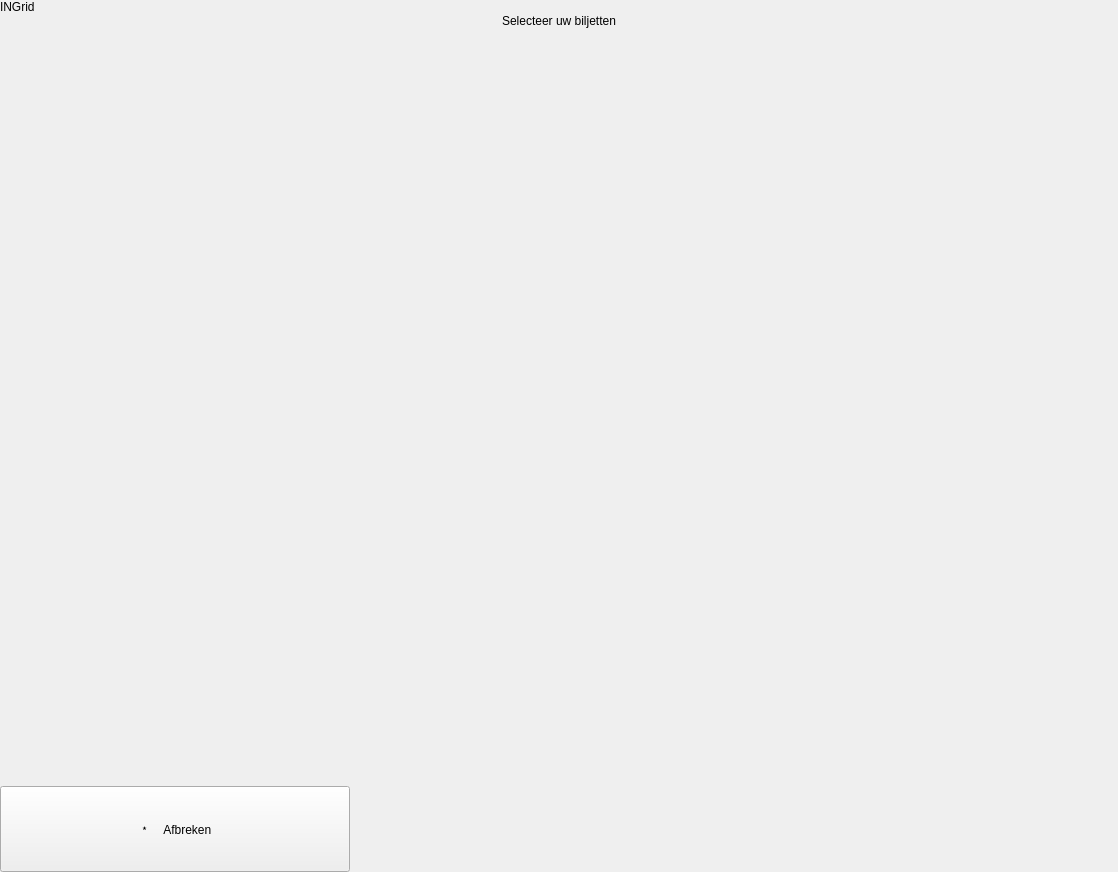
The window that ui/main.ui (Herbankers/hb-GUI) describes before a commit, drawn with Qt 5.
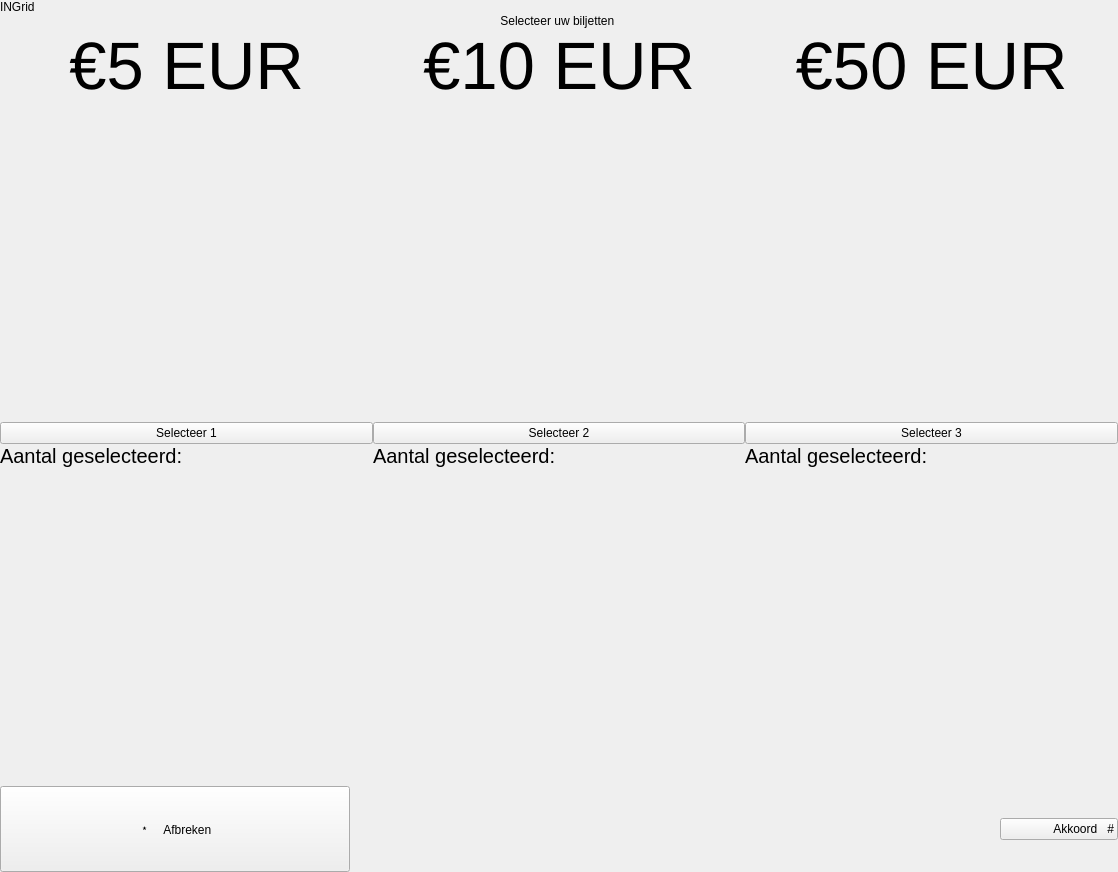
The same window after the commit. The open tabs and pages were chosen to show the change. Icons and pictures are not drawn.

Commit message: Added static bill selection page

Diff of the .ui file:
```diff
--- a/ui/main.ui
+++ b/ui/main.ui
@@ -1213,7 +1213,7 @@
            </size>
           </property>
           <property name="text">
-           <string>Selecteer uw biljetten</string>
+           <string>Selecteer uw biljetten </string>
           </property>
           <property name="alignment">
            <set>Qt::AlignCenter</set>
@@ -1221,17 +1221,154 @@
          </widget>
         </item>
         <item>
-         <spacer name="verticalSpacer_25">
-          <property name="orientation">
-           <enum>Qt::Vertical</enum>
-          </property>
-          <property name="sizeHint" stdset="0">
-           <size>
-            <width>20</width>
-            <height>40</height>
-           </size>
-          </property>
-         </spacer>
+         <layout class="QGridLayout" name="gridLayout">
+          <item row="0" column="2">
+           <widget class="QLabel" name="fifthyEuroText">
+            <property name="font">
+             <font>
+              <family>Helvetica Neue</family>
+              <pointsize>50</pointsize>
+              <weight>25</weight>
+              <bold>false</bold>
+             </font>
+            </property>
+            <property name="text">
+             <string>€50 EUR</string>
+            </property>
+            <property name="alignment">
+             <set>Qt::AlignCenter</set>
+            </property>
+           </widget>
+          </item>
+          <item row="3" column="1">
+           <widget class="QPushButton" name="selectTenBill">
+            <property name="text">
+             <string>Selecteer 2</string>
+            </property>
+           </widget>
+          </item>
+          <item row="4" column="1">
+           <widget class="QLabel" name="label_3">
+            <property name="font">
+             <font>
+              <family>Helvetica Neue</family>
+              <pointsize>15</pointsize>
+              <weight>25</weight>
+              <bold>false</bold>
+             </font>
+            </property>
+            <property name="text">
+             <string>Aantal geselecteerd: </string>
+            </property>
+           </widget>
+          </item>
+          <item row="4" column="0">
+           <widget class="QLabel" name="label_2">
+            <property name="font">
+             <font>
+              <family>Helvetica Neue</family>
+              <pointsize>15</pointsize>
+              <weight>25</weight>
+              <bold>false</bold>
+             </font>
+            </property>
+            <property name="text">
+             <string>Aantal geselecteerd:</string>
+            </property>
+           </widget>
+          </item>
+          <item row="0" column="1">
+           <widget class="QLabel" name="tenEuroText">
+            <property name="font">
+             <font>
+              <family>Helvetica Neue</family>
+              <pointsize>50</pointsize>
+              <weight>25</weight>
+              <bold>false</bold>
+             </font>
+            </property>
+            <property name="text">
+             <string>€10 EUR</string>
+            </property>
+            <property name="alignment">
+             <set>Qt::AlignCenter</set>
+            </property>
+           </widget>
+          </item>
+          <item row="3" column="0">
+           <widget class="QPushButton" name="selectFiveBill">
+            <property name="text">
+             <string>Selecteer 1</string>
+            </property>
+           </widget>
+          </item>
+          <item row="4" column="2">
+           <widget class="QLabel" name="label_4">
+            <property name="font">
+             <font>
+              <family>Helvetica Neue</family>
+              <pointsize>15</pointsize>
+              <weight>25</weight>
+              <bold>false</bold>
+             </font>
+            </property>
+            <property name="text">
+             <string>Aantal geselecteerd:</string>
+            </property>
+           </widget>
+          </item>
+          <item row="0" column="0">
+           <widget class="QLabel" name="fiveEuroText">
+            <property name="font">
+             <font>
+              <family>Helvetica Neue</family>
+              <pointsize>50</pointsize>
+              <weight>25</weight>
+              <bold>false</bold>
+             </font>
+            </property>
+            <property name="text">
+             <string>€5 EUR</string>
+            </property>
+            <property name="alignment">
+             <set>Qt::AlignCenter</set>
+            </property>
+           </widget>
+          </item>
+          <item row="3" column="2">
+           <widget class="QPushButton" name="selectFifthyBill">
+            <property name="text">
+             <string>Selecteer 3</string>
+            </property>
+           </widget>
+          </item>
+          <item row="5" column="1">
+           <spacer name="verticalSpacer_25">
+            <property name="orientation">
+             <enum>Qt::Vertical</enum>
+            </property>
+            <property name="sizeHint" stdset="0">
+             <size>
+              <width>20</width>
+              <height>40</height>
+             </size>
+            </property>
+           </spacer>
+          </item>
+          <item row="1" column="1">
+           <spacer name="verticalSpacer_27">
+            <property name="orientation">
+             <enum>Qt::Vertical</enum>
+            </property>
+            <property name="sizeHint" stdset="0">
+             <size>
+              <width>20</width>
+              <height>40</height>
+             </size>
+            </property>
+           </spacer>
+          </item>
+         </layout>
         </item>
         <item>
          <layout class="QHBoxLayout" name="horizontalLayout_8">
@@ -1267,6 +1404,13 @@
             </property>
            </spacer>
           </item>
+          <item>
+           <widget class="QPushButton" name="withdrawBillsAccept">
+            <property name="text">
+             <string>               Akkoord   #</string>
+            </property>
+           </widget>
+          </item>
          </layout>
         </item>
        </layout>
```
Left out of the diff: 2 changed lines with no effect on the pictures. The commit also changes 3 other files.
